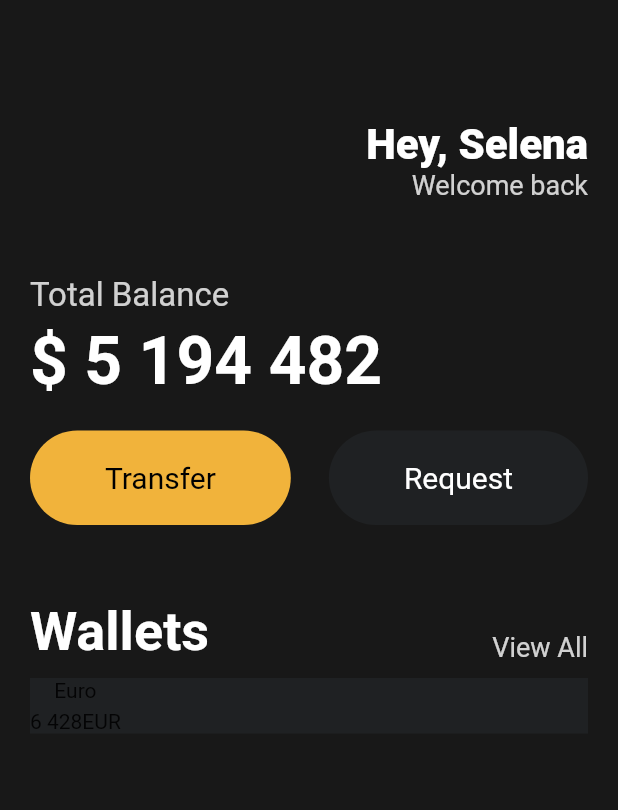
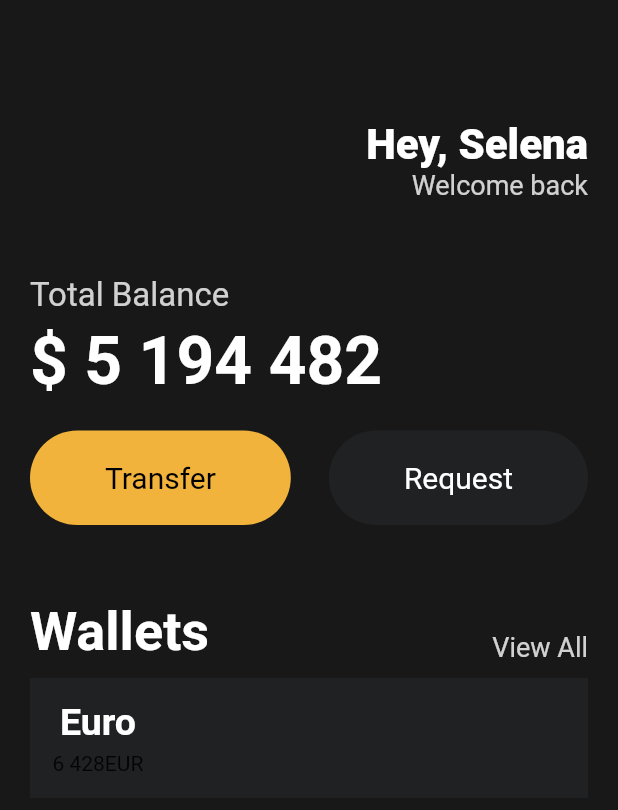
Before and after one commit to kimgeuntae/mobile_wallet, a Flutter app: the screen it shows after launch, on a phone screen of 412 x 824 dp. Shown: the top 810 px of the screen. Run offline on Flutter 3.47's test engine with Material 2 defaults, Android fonts, the light colour scheme and no system bars.

Commit message:
Add: 폰트 디자인

```diff
--- a/lib/main.dart
+++ b/lib/main.dart
@@ -125,11 +125,20 @@ class MyApp extends StatelessWidget {
                 decoration: const BoxDecoration(
                   color: Color(0xFF1F2123),
                 ),
+                child: Padding(
+                  padding: const EdgeInsets.all(15),
                   child: Row(
                     children: [
                       Column(
                         children: [
-                        const Text('Euro'),
+                          const Text(
+                            'Euro',
+                            style: TextStyle(
+                              color: Colors.white,
+                              fontSize: 25,
+                              fontWeight: FontWeight.w600,
+                            ),
+                          ),
                           const SizedBox(
                             height: 5,
                           ),
@@ -144,6 +153,7 @@ class MyApp extends StatelessWidget {
                     ],
                   ),
                 ),
+              ),
             ],
           ),
         ),
```
Lines whose indentation alone changed are shown as unchanged.
